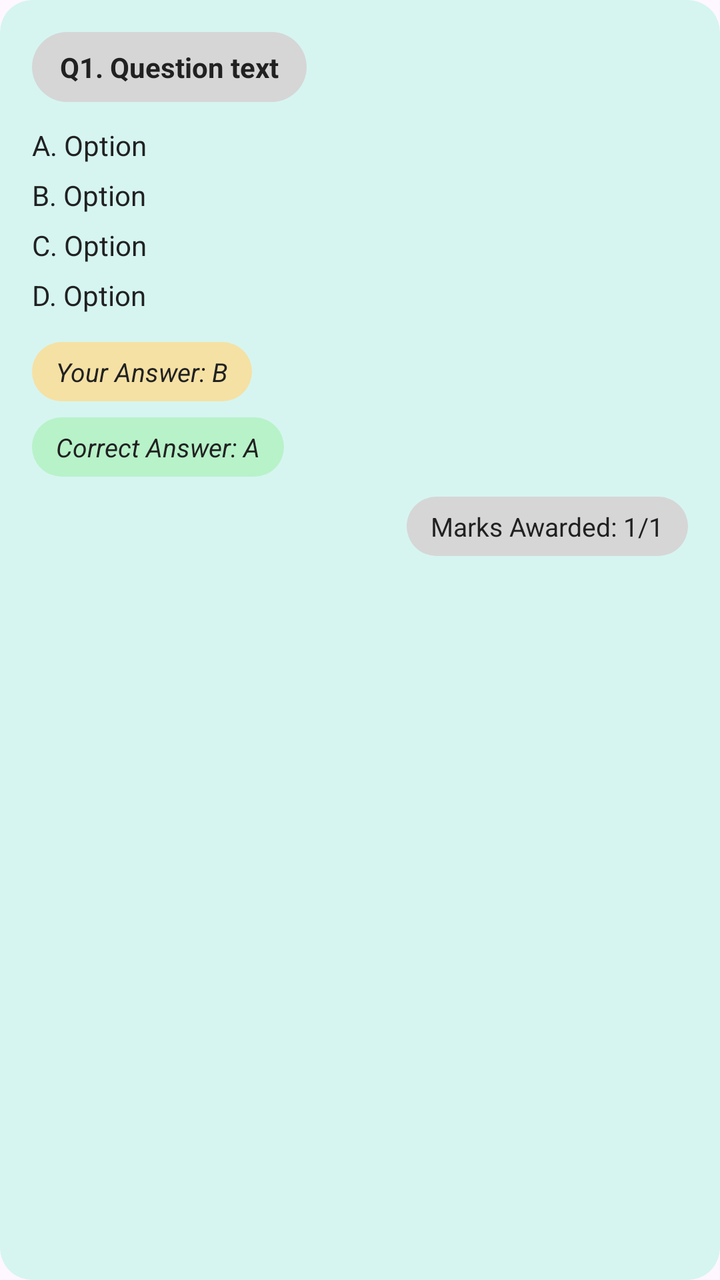
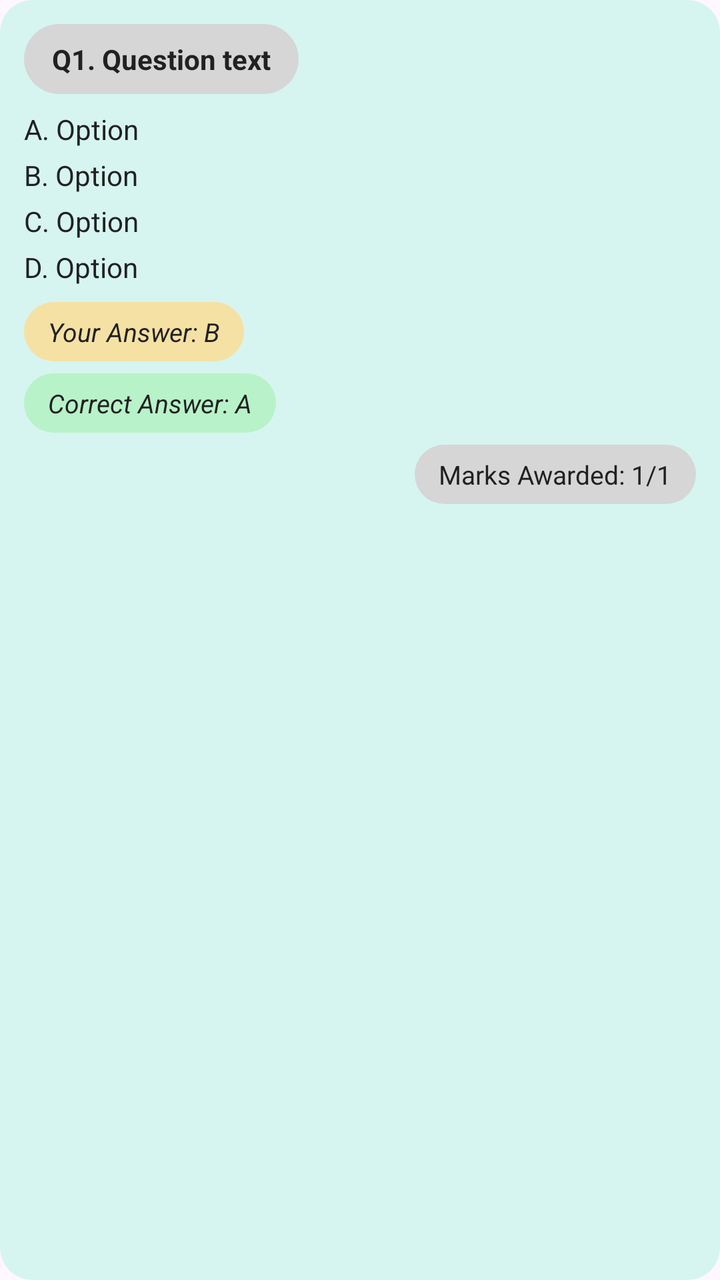

Before-and-after screenshots of an Android layout around one commit, followed by the original layout XML and the change that was made.
<!-- AndroidManifest.xml: application theme Theme.EduQuiz -->
<!-- res/layout/item_question_result.xml -->
<?xml version="1.0" encoding="utf-8"?>
<androidx.cardview.widget.CardView xmlns:android="http://schemas.android.com/apk/res/android"
    xmlns:app="http://schemas.android.com/apk/res-auto"
    android:layout_width="match_parent"
    android:layout_height="wrap_content"
    android:layout_marginHorizontal="16dp"
    android:layout_marginTop="12dp"
    app:cardBackgroundColor="#D6F5F0"
    app:cardCornerRadius="16dp"
    app:cardElevation="0dp">

    <LinearLayout
        android:layout_width="match_parent"
        android:layout_height="wrap_content"
        android:orientation="vertical"
        android:padding="16dp">

        <TextView
            android:id="@+id/tvItemResultQuestionText"
            android:layout_width="wrap_content"
            android:layout_height="wrap_content"
            android:background="@drawable/bg_pill_gray"
            android:paddingHorizontal="14dp"
            android:paddingVertical="8dp"
            android:text="Q1. Question text"
            android:textColor="#212121"
            android:textSize="14sp"
            android:textStyle="bold" />

        <TextView
            android:id="@+id/tvItemResultOptionA"
            android:layout_width="match_parent"
            android:layout_height="wrap_content"
            android:layout_marginTop="12dp"
            android:text="A. Option"
            android:textColor="#212121"
            android:textSize="14sp" />

        <TextView
            android:id="@+id/tvItemResultOptionB"
            android:layout_width="match_parent"
            android:layout_height="wrap_content"
            android:layout_marginTop="6dp"
            android:text="B. Option"
            android:textColor="#212121"
            android:textSize="14sp" />

        <TextView
            android:id="@+id/tvItemResultOptionC"
            android:layout_width="match_parent"
            android:layout_height="wrap_content"
            android:layout_marginTop="6dp"
            android:text="C. Option"
            android:textColor="#212121"
            android:textSize="14sp" />

        <TextView
            android:id="@+id/tvItemResultOptionD"
            android:layout_width="match_parent"
            android:layout_height="wrap_content"
            android:layout_marginTop="6dp"
            android:text="D. Option"
            android:textColor="#212121"
            android:textSize="14sp" />

        <TextView
            android:id="@+id/tvItemResultYourAnswer"
            android:layout_width="wrap_content"
            android:layout_height="wrap_content"
            android:layout_marginTop="14dp"
            android:background="@drawable/bg_pill_yellow"
            android:paddingHorizontal="12dp"
            android:paddingVertical="6dp"
            android:text="Your Answer: B"
            android:textColor="#212121"
            android:textSize="13sp"
            android:textStyle="italic" />

        <TextView
            android:id="@+id/tvItemResultCorrectAnswer"
            android:layout_width="wrap_content"
            android:layout_height="wrap_content"
            android:layout_marginTop="8dp"
            android:background="@drawable/bg_pill_green"
            android:paddingHorizontal="12dp"
            android:paddingVertical="6dp"
            android:text="Correct Answer: A"
            android:textColor="#212121"
            android:textSize="13sp"
            android:textStyle="italic" />

        <TextView
            android:id="@+id/tvItemResultMarks"
            android:layout_width="wrap_content"
            android:layout_height="wrap_content"
            android:layout_gravity="end"
            android:layout_marginTop="10dp"
            android:background="@drawable/bg_pill_gray"
            android:paddingHorizontal="12dp"
            android:paddingVertical="6dp"
            android:text="Marks Awarded: 1/1"
            android:textColor="#212121"
            android:textSize="13sp" />

    </LinearLayout>

</androidx.cardview.widget.CardView>
<!-- resources referenced by this layout -->
<resources>
  <!-- drawable bg_pill_gray (drawable) -->
  <?xml version="1.0" encoding="utf-8"?>
  <shape xmlns:android="http://schemas.android.com/apk/res/android" android:shape="rectangle">
      <solid android:color="#D6D6D6" />
      <corners android:radius="30dp" />
  </shape>
  <!-- drawable bg_pill_green (drawable) -->
  <?xml version="1.0" encoding="utf-8"?>
  <shape xmlns:android="http://schemas.android.com/apk/res/android" android:shape="rectangle">
      <solid android:color="#B8F2C9" />
      <corners android:radius="30dp" />
  </shape>
  <!-- drawable bg_pill_yellow (drawable) -->
  <?xml version="1.0" encoding="utf-8"?>
  <shape xmlns:android="http://schemas.android.com/apk/res/android" android:shape="rectangle">
      <solid android:color="#F5E1A4" />
      <corners android:radius="30dp" />
  </shape>
  <style name="Theme.EduQuiz" parent="Base.Theme.EduQuiz" />
  <style name="Base.Theme.EduQuiz" parent="Theme.Material3.DayNight.NoActionBar">
          
          
      </style>
</resources>

<!-- the commit's change to res/layout/item_question_result.xml (unified diff, before → after) -->
@@ -1,10 +1,15 @@
 <?xml version="1.0" encoding="utf-8"?>
-<androidx.cardview.widget.CardView xmlns:android="http://schemas.android.com/apk/res/android"
+<androidx.cardview.widget.CardView
+    xmlns:android="http://schemas.android.com/apk/res/android"
     xmlns:app="http://schemas.android.com/apk/res-auto"
+
     android:layout_width="match_parent"
     android:layout_height="wrap_content"
-    android:layout_marginHorizontal="16dp"
-    android:layout_marginTop="12dp"
+
+    android:layout_marginHorizontal="10dp"
+    android:layout_marginTop="6dp"
+    android:layout_marginBottom="2dp"
+
     app:cardBackgroundColor="#D6F5F0"
     app:cardCornerRadius="16dp"
     app:cardElevation="0dp">
@@ -13,7 +18,7 @@
         android:layout_width="match_parent"
         android:layout_height="wrap_content"
         android:orientation="vertical"
-        android:padding="16dp">
+        android:padding="12dp">
 
         <TextView
             android:id="@+id/tvItemResultQuestionText"
@@ -31,7 +36,7 @@
             android:id="@+id/tvItemResultOptionA"
             android:layout_width="match_parent"
             android:layout_height="wrap_content"
-            android:layout_marginTop="12dp"
+            android:layout_marginTop="8dp"
             android:text="A. Option"
             android:textColor="#212121"
             android:textSize="14sp" />
@@ -40,7 +45,7 @@
             android:id="@+id/tvItemResultOptionB"
             android:layout_width="match_parent"
             android:layout_height="wrap_content"
-            android:layout_marginTop="6dp"
+            android:layout_marginTop="4dp"
             android:text="B. Option"
             android:textColor="#212121"
             android:textSize="14sp" />
@@ -49,7 +54,7 @@
             android:id="@+id/tvItemResultOptionC"
             android:layout_width="match_parent"
             android:layout_height="wrap_content"
-            android:layout_marginTop="6dp"
+            android:layout_marginTop="4dp"
             android:text="C. Option"
             android:textColor="#212121"
             android:textSize="14sp" />
@@ -58,7 +63,7 @@
             android:id="@+id/tvItemResultOptionD"
             android:layout_width="match_parent"
             android:layout_height="wrap_content"
-            android:layout_marginTop="6dp"
+            android:layout_marginTop="4dp"
             android:text="D. Option"
             android:textColor="#212121"
             android:textSize="14sp" />
@@ -67,7 +72,7 @@
             android:id="@+id/tvItemResultYourAnswer"
             android:layout_width="wrap_content"
             android:layout_height="wrap_content"
-            android:layout_marginTop="14dp"
+            android:layout_marginTop="8dp"
             android:background="@drawable/bg_pill_yellow"
             android:paddingHorizontal="12dp"
             android:paddingVertical="6dp"
@@ -80,7 +85,7 @@
             android:id="@+id/tvItemResultCorrectAnswer"
             android:layout_width="wrap_content"
             android:layout_height="wrap_content"
-            android:layout_marginTop="8dp"
+            android:layout_marginTop="6dp"
             android:background="@drawable/bg_pill_green"
             android:paddingHorizontal="12dp"
             android:paddingVertical="6dp"
@@ -94,7 +99,7 @@
             android:layout_width="wrap_content"
             android:layout_height="wrap_content"
             android:layout_gravity="end"
-            android:layout_marginTop="10dp"
+            android:layout_marginTop="6dp"
             android:background="@drawable/bg_pill_gray"
             android:paddingHorizontal="12dp"
             android:paddingVertical="6dp"
